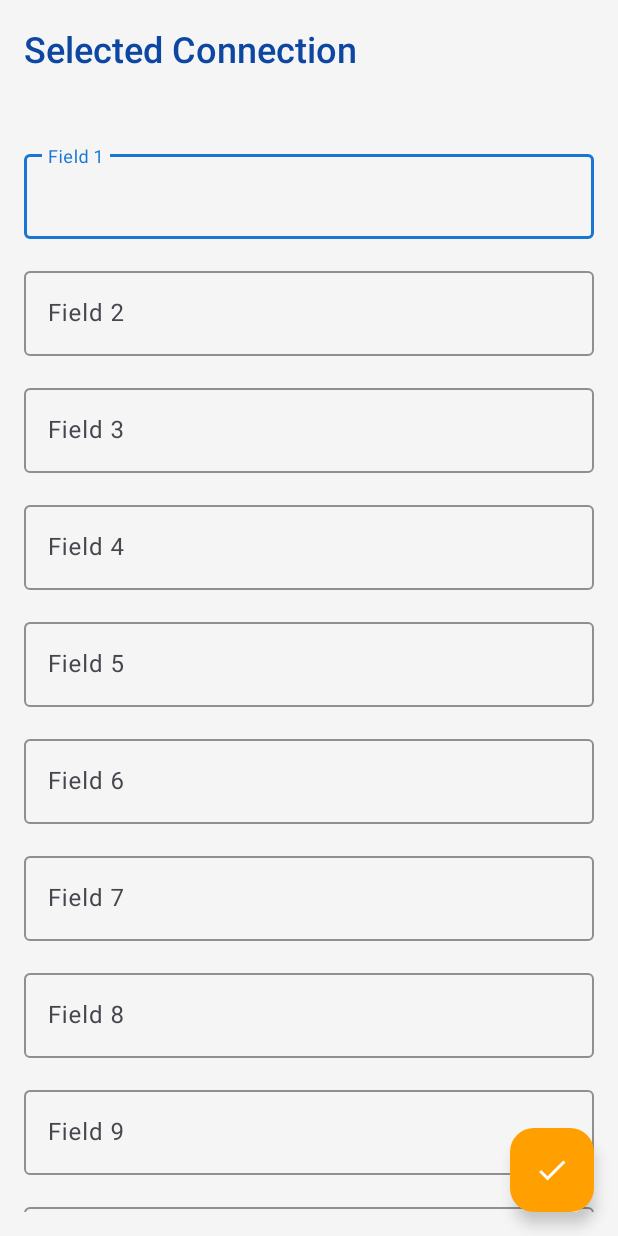
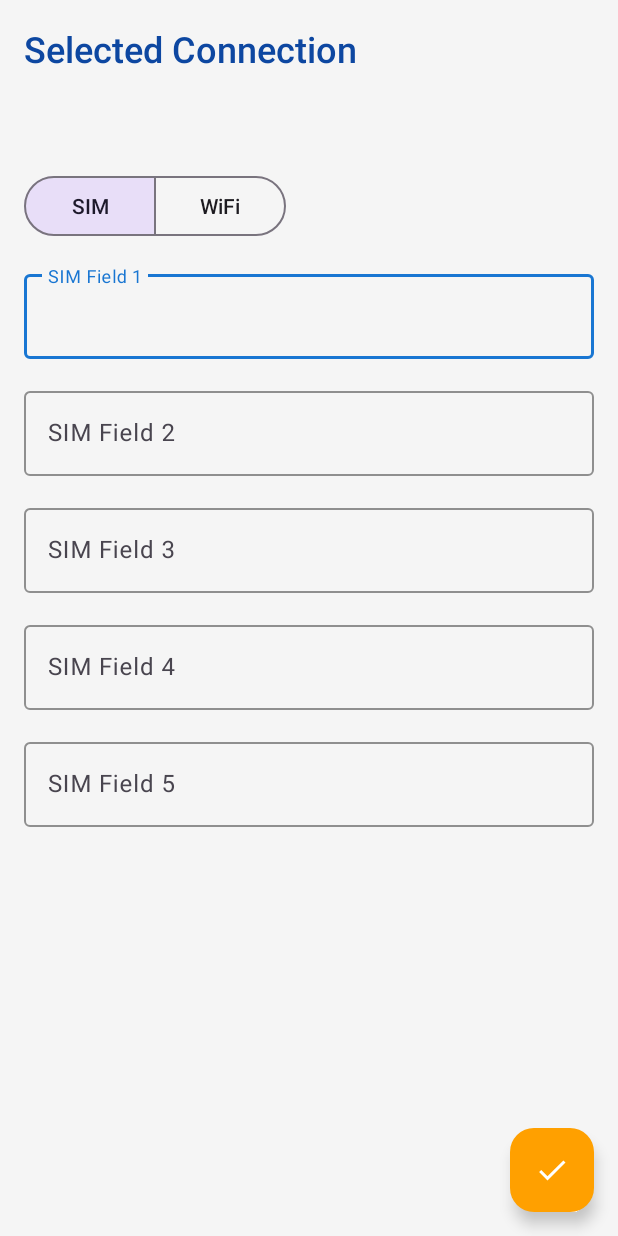
Before and after one commit to Rockstarravo/Bleapp, an Android app: the FieldsActivity screen opened directly, with no data from a screen before it, on a phone screen of 412 x 824 dp. Run offline under Robolectric (Android 15) with nearby library versions, the phone set to English and light mode, and no system bars.

Commit message:
second day push

```diff
--- a/app/src/main/java/com/ev/bleapp/FieldsActivity.java
+++ b/app/src/main/java/com/ev/bleapp/FieldsActivity.java
@@ -12,9 +12,14 @@ import androidx.core.graphics.Insets;
 import androidx.core.view.ViewCompat;
 import androidx.core.view.WindowInsetsCompat;
 
+import com.google.android.material.button.MaterialButtonToggleGroup;
 import com.google.android.material.floatingactionbutton.FloatingActionButton;
 
 public class FieldsActivity extends AppCompatActivity {
+
+
+    private View simFieldsContainer;
+    private View wifiFieldsContainer;
 
     @Override
     protected void onCreate(Bundle savedInstanceState) {
@@ -30,6 +35,23 @@ public class FieldsActivity extends AppCompatActivity {
         TextView deviceInfoTextView = findViewById(R.id.deviceInfoTextView);
         deviceInfoTextView.setText(deviceInfo);
 
+        simFieldsContainer = findViewById(R.id.simFieldsContainer);
+        wifiFieldsContainer = findViewById(R.id.wifiFieldsContainer);
+        MaterialButtonToggleGroup toggleButtonGroup = findViewById(R.id.toggleButtonGroup);
+
+        // Set initial visibility (assuming SIM is selected by default)
+        updateFieldsVisibility(R.id.simButton);
+
+        // Set up toggle listener
+        toggleButtonGroup.addOnButtonCheckedListener((group, checkedId, isChecked) -> {
+            if (isChecked) {
+                updateFieldsVisibility(checkedId);
+            }
+        });
+
+        // Set SIM as default selection
+        toggleButtonGroup.check(R.id.simButton);
+
         FloatingActionButton submitButton = findViewById(R.id.submitButton);
         submitButton.setOnClickListener(new View.OnClickListener() {
             @Override
@@ -39,4 +61,13 @@ public class FieldsActivity extends AppCompatActivity {
             }
         });
     }
+    private void updateFieldsVisibility(int checkedId) {
+        if (checkedId == R.id.simButton) {
+            simFieldsContainer.setVisibility(View.VISIBLE);
+            wifiFieldsContainer.setVisibility(View.GONE);
+        } else if (checkedId == R.id.wifiButton) {
+            simFieldsContainer.setVisibility(View.GONE);
+            wifiFieldsContainer.setVisibility(View.VISIBLE);
+        }
+    }
 }
--- a/app/src/main/res/layout/activity_fields.xml
+++ b/app/src/main/res/layout/activity_fields.xml
@@ -11,8 +11,6 @@
         android:layout_height="match_parent"
         android:fillViewport="true"
         android:padding="16dp">
-
-
 
         <LinearLayout
             android:layout_width="match_parent"
@@ -34,14 +32,39 @@
                 android:layout_width="wrap_content"
                 android:layout_height="wrap_content"
                 android:textSize="18sp"
-                app:layout_constraintBottom_toBottomOf="parent"
-                app:layout_constraintEnd_toEndOf="parent"
-                app:layout_constraintStart_toStartOf="parent"
-                app:layout_constraintTop_toTopOf="parent" />
+                android:layout_marginBottom="16dp"/>
 
+            <com.google.android.material.button.MaterialButtonToggleGroup
+                android:id="@+id/toggleButtonGroup"
+                android:layout_width="wrap_content"
+                android:layout_height="wrap_content"
+                android:layout_marginBottom="16dp"
+                app:singleSelection="true"
+                app:selectionRequired="true">
 
+                <Button
+                    android:id="@+id/simButton"
+                    android:layout_width="wrap_content"
+                    android:layout_height="wrap_content"
+                    android:text="SIM"
+                    style="?attr/materialButtonOutlinedStyle"/>
 
-            <!-- Repeat this block 10 times for each input field -->
+                <Button
+                    android:id="@+id/wifiButton"
+                    android:layout_width="wrap_content"
+                    android:layout_height="wrap_content"
+                    android:text="WiFi"
+                    style="?attr/materialButtonOutlinedStyle"/>
+
+            </com.google.android.material.button.MaterialButtonToggleGroup>
+
+            <LinearLayout
+                android:id="@+id/simFieldsContainer"
+                android:layout_width="match_parent"
+                android:layout_height="wrap_content"
+                android:orientation="vertical">
+
+                <!-- SIM fields (1-5) go here -->
                 <com.google.android.material.textfield.TextInputLayout
                     android:layout_width="match_parent"
                     android:layout_height="wrap_content"
@@ -52,7 +75,7 @@
                     <com.google.android.material.textfield.TextInputEditText
                         android:layout_width="match_parent"
                         android:layout_height="wrap_content"
-                    android:hint="Field 1"/>
+                        android:hint="SIM Field 1"/>
                 </com.google.android.material.textfield.TextInputLayout>
 
                 <com.google.android.material.textfield.TextInputLayout
@@ -65,72 +88,7 @@
                     <com.google.android.material.textfield.TextInputEditText
                         android:layout_width="match_parent"
                         android:layout_height="wrap_content"
-                    android:hint="Field 2"/>
-            </com.google.android.material.textfield.TextInputLayout>
-
-            <com.google.android.material.textfield.TextInputLayout
-                android:layout_width="match_parent"
-                android:layout_height="wrap_content"
-                android:layout_marginBottom="16dp"
-                app:boxStrokeColor="@color/primary"
-                app:hintTextColor="@color/primary">
-
-                <com.google.android.material.textfield.TextInputEditText
-                    android:layout_width="match_parent"
-                    android:layout_height="wrap_content"
-                    android:hint="Field 3"/>
-            </com.google.android.material.textfield.TextInputLayout>
-
-            <com.google.android.material.textfield.TextInputLayout
-                android:layout_width="match_parent"
-                android:layout_height="wrap_content"
-                android:layout_marginBottom="16dp"
-                app:boxStrokeColor="@color/primary"
-                app:hintTextColor="@color/primary">
-
-                <com.google.android.material.textfield.TextInputEditText
-                    android:layout_width="match_parent"
-                    android:layout_height="wrap_content"
-                    android:hint="Field 4"/>
-            </com.google.android.material.textfield.TextInputLayout>
-
-            <com.google.android.material.textfield.TextInputLayout
-                android:layout_width="match_parent"
-                android:layout_height="wrap_content"
-                android:layout_marginBottom="16dp"
-                app:boxStrokeColor="@color/primary"
-                app:hintTextColor="@color/primary">
-
-                <com.google.android.material.textfield.TextInputEditText
-                    android:layout_width="match_parent"
-                    android:layout_height="wrap_content"
-                    android:hint="Field 5"/>
-            </com.google.android.material.textfield.TextInputLayout>
-
-            <com.google.android.material.textfield.TextInputLayout
-                android:layout_width="match_parent"
-                android:layout_height="wrap_content"
-                android:layout_marginBottom="16dp"
-                app:boxStrokeColor="@color/primary"
-                app:hintTextColor="@color/primary">
-
-                <com.google.android.material.textfield.TextInputEditText
-                    android:layout_width="match_parent"
-                    android:layout_height="wrap_content"
-                    android:hint="Field 6"/>
-            </com.google.android.material.textfield.TextInputLayout>
-
-            <com.google.android.material.textfield.TextInputLayout
-                android:layout_width="match_parent"
-                android:layout_height="wrap_content"
-                android:layout_marginBottom="16dp"
-                app:boxStrokeColor="@color/primary"
-                app:hintTextColor="@color/primary">
-
-                <com.google.android.material.textfield.TextInputEditText
-                    android:layout_width="match_parent"
-                    android:layout_height="wrap_content"
-                    android:hint="Field 7"/>
+                        android:hint="SIM Field 2"/>
                 </com.google.android.material.textfield.TextInputLayout>
 
 
@@ -144,7 +102,7 @@
                     <com.google.android.material.textfield.TextInputEditText
                         android:layout_width="match_parent"
                         android:layout_height="wrap_content"
-                    android:hint="Field 8"/>
+                        android:hint="SIM Field 3"/>
                 </com.google.android.material.textfield.TextInputLayout>
 
 
@@ -158,7 +116,7 @@
                     <com.google.android.material.textfield.TextInputEditText
                         android:layout_width="match_parent"
                         android:layout_height="wrap_content"
-                    android:hint="Field 9"/>
+                        android:hint="SIM Field 4"/>
                 </com.google.android.material.textfield.TextInputLayout>
 
 
@@ -172,10 +130,88 @@
                     <com.google.android.material.textfield.TextInputEditText
                         android:layout_width="match_parent"
                         android:layout_height="wrap_content"
-                    android:hint="Field 10"/>
+                        android:hint="SIM Field 5"/>
                 </com.google.android.material.textfield.TextInputLayout>
 
-            <!-- Repeat the above TextInputLayout block 9 more times, changing the hint to "Field 2", "Field 3", etc. -->
+                <!-- Repeat for SIM fields 2-5 -->
+
+            </LinearLayout>
+
+            <LinearLayout
+                android:id="@+id/wifiFieldsContainer"
+                android:layout_width="match_parent"
+                android:layout_height="wrap_content"
+                android:orientation="vertical">
+
+                <!-- WiFi fields (6-10) go here -->
+                <com.google.android.material.textfield.TextInputLayout
+                    android:layout_width="match_parent"
+                    android:layout_height="wrap_content"
+                    android:layout_marginBottom="16dp"
+                    app:boxStrokeColor="@color/primary"
+                    app:hintTextColor="@color/primary">
+
+                    <com.google.android.material.textfield.TextInputEditText
+                        android:layout_width="match_parent"
+                        android:layout_height="wrap_content"
+                        android:hint="WiFi Field 1"/>
+                </com.google.android.material.textfield.TextInputLayout>
+
+                <com.google.android.material.textfield.TextInputLayout
+                    android:layout_width="match_parent"
+                    android:layout_height="wrap_content"
+                    android:layout_marginBottom="16dp"
+                    app:boxStrokeColor="@color/primary"
+                    app:hintTextColor="@color/primary">
+
+                    <com.google.android.material.textfield.TextInputEditText
+                        android:layout_width="match_parent"
+                        android:layout_height="wrap_content"
+                        android:hint="WiFi Field 2"/>
+                </com.google.android.material.textfield.TextInputLayout>
+
+                <com.google.android.material.textfield.TextInputLayout
+                    android:layout_width="match_parent"
+                    android:layout_height="wrap_content"
+                    android:layout_marginBottom="16dp"
+                    app:boxStrokeColor="@color/primary"
+                    app:hintTextColor="@color/primary">
+
+                    <com.google.android.material.textfield.TextInputEditText
+                        android:layout_width="match_parent"
+                        android:layout_height="wrap_content"
+                        android:hint="WiFi Field 3"/>
+                </com.google.android.material.textfield.TextInputLayout>
+
+                <com.google.android.material.textfield.TextInputLayout
+                    android:layout_width="match_parent"
+                    android:layout_height="wrap_content"
+                    android:layout_marginBottom="16dp"
+                    app:boxStrokeColor="@color/primary"
+                    app:hintTextColor="@color/primary">
+
+                    <com.google.android.material.textfield.TextInputEditText
+                        android:layout_width="match_parent"
+                        android:layout_height="wrap_content"
+                        android:hint="WiFi Field 4"/>
+                </com.google.android.material.textfield.TextInputLayout>
+
+                <com.google.android.material.textfield.TextInputLayout
+                    android:layout_width="match_parent"
+                    android:layout_height="wrap_content"
+                    android:layout_marginBottom="16dp"
+                    app:boxStrokeColor="@color/primary"
+                    app:hintTextColor="@color/primary">
+
+                    <com.google.android.material.textfield.TextInputEditText
+                        android:layout_width="match_parent"
+                        android:layout_height="wrap_content"
+                        android:hint="WiFi Field 5"/>
+                </com.google.android.material.textfield.TextInputLayout>
+
+                <!-- Repeat for WiFi fields 7-10 -->
+
+            </LinearLayout>
 
             <Space
                 android:layout_width="match_parent"
```
Lines whose indentation alone changed are shown as unchanged.
